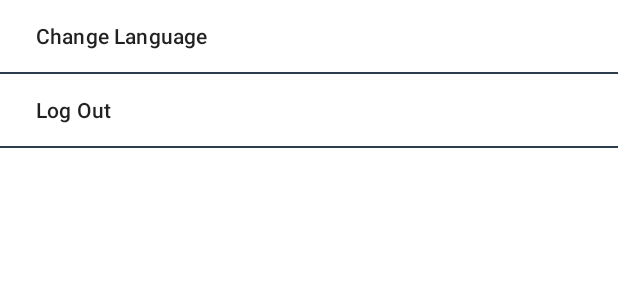
After one commit to wiryadev/SnapCoding, an Android app: the layout fragment_settings.xml on its own in the app's theme, with its tools: preview values and no code run, on a phone screen of 412 x 824 dp. The commit adds this screen. Shown: the top 300 px of the screen. Run offline under Robolectric (Android 15) with nearby library versions, the phone set to English and light mode, and no system bars.

Commit message:
add settings screen

```diff
--- a/app/src/main/AndroidManifest.xml
+++ b/app/src/main/AndroidManifest.xml
@@ -12,7 +12,7 @@
         android:supportsRtl="true"
         android:theme="@style/Theme.SnapCoding" >
         <activity
-            android:name=".ui.main.MainActivity"
+            android:name=".ui.stories.StoryActivity"
             android:exported="false" />
         <activity
             android:name=".ui.auth.AuthActivity"
--- a/app/src/main/java/com/wiryadev/snapcoding/ui/ViewModelFactory.kt
+++ b/app/src/main/java/com/wiryadev/snapcoding/ui/ViewModelFactory.kt
@@ -4,7 +4,8 @@ import androidx.lifecycle.ViewModel
 import androidx.lifecycle.ViewModelProvider
 import com.wiryadev.snapcoding.data.preference.user.UserPreference
 import com.wiryadev.snapcoding.ui.auth.login.LoginViewModel
-import com.wiryadev.snapcoding.ui.main.home.HomeViewModel
+import com.wiryadev.snapcoding.ui.settings.SettingsViewModel
+import com.wiryadev.snapcoding.ui.stories.home.HomeViewModel
 import com.wiryadev.snapcoding.ui.splash.SplashViewModel
 
 class ViewModelFactory(private val pref: UserPreference) : ViewModelProvider.NewInstanceFactory() {
@@ -21,6 +22,9 @@ class ViewModelFactory(private val pref: UserPreference) : ViewModelProvider.New
             modelClass.isAssignableFrom(LoginViewModel::class.java) -> {
                 LoginViewModel(pref) as T
             }
+            modelClass.isAssignableFrom(SettingsViewModel::class.java) -> {
+                SettingsViewModel(pref) as T
+            }
             else -> throw IllegalArgumentException("Unknown ViewModel class: " + modelClass.name)
         }
     }
--- a/app/src/main/java/com/wiryadev/snapcoding/ui/auth/login/LoginFragment.kt
+++ b/app/src/main/java/com/wiryadev/snapcoding/ui/auth/login/LoginFragment.kt
@@ -13,7 +13,7 @@ import com.wiryadev.snapcoding.data.preference.user.UserSessionModel
 import com.wiryadev.snapcoding.data.preference.user.dataStore
 import com.wiryadev.snapcoding.databinding.FragmentLoginBinding
 import com.wiryadev.snapcoding.ui.ViewModelFactory
-import com.wiryadev.snapcoding.ui.main.MainActivity
+import com.wiryadev.snapcoding.ui.stories.StoryActivity
 import com.wiryadev.snapcoding.utils.DEFAULT_START_DELAY_DURATION
 import com.wiryadev.snapcoding.utils.animateAlphaToVisible
 import com.wiryadev.snapcoding.utils.animateBannerTranslationX
@@ -64,7 +64,7 @@ class LoginFragment : Fragment() {
                             isLoggedIn = true,
                         )
                     )
-                    val intent = Intent(activity, MainActivity::class.java)
+                    val intent = Intent(activity, StoryActivity::class.java)
                     startActivity(intent)
                 }
             }
@@ -79,6 +79,7 @@ class LoginFragment : Fragment() {
     private fun setupView() {
         binding?.run {
             btnLogin.alpha = 0f
+            btnRegister.alpha = 0f
             tvTitle.alpha = 0f
             tvSubtitle.alpha = 0f
             tvEmail.alpha = 0f
@@ -101,6 +102,7 @@ class LoginFragment : Fragment() {
                     tvPassword.animateAlphaToVisible(),
                     tilPassword.animateAlphaToVisible(),
                     btnLogin.animateAlphaToVisible(),
+                    btnRegister.animateAlphaToVisible(),
                 )
                 startDelay = DEFAULT_START_DELAY_DURATION
             }.start()
--- a/app/src/main/java/com/wiryadev/snapcoding/ui/splash/SplashActivity.kt
+++ b/app/src/main/java/com/wiryadev/snapcoding/ui/splash/SplashActivity.kt
@@ -9,7 +9,7 @@ import com.wiryadev.snapcoding.data.preference.user.UserPreference
 import com.wiryadev.snapcoding.data.preference.user.dataStore
 import com.wiryadev.snapcoding.ui.ViewModelFactory
 import com.wiryadev.snapcoding.ui.auth.AuthActivity
-import com.wiryadev.snapcoding.ui.main.MainActivity
+import com.wiryadev.snapcoding.ui.stories.StoryActivity
 
 class SplashActivity : AppCompatActivity() {
 
@@ -25,7 +25,7 @@ class SplashActivity : AppCompatActivity() {
                 Intent(
                     this,
                     if (user.isLoggedIn) {
-                        MainActivity::class.java
+                        StoryActivity::class.java
                     } else {
                         AuthActivity::class.java
                     }
--- a/app/src/main/res/layout/activity_main.xml
+++ b/app/src/main/res/layout/activity_main.xml
@@ -4,7 +4,7 @@
     xmlns:tools="http://schemas.android.com/tools"
     android:layout_width="match_parent"
     android:layout_height="match_parent"
-    tools:context=".ui.main.MainActivity">
+    tools:context=".ui.stories.StoryActivity">
 
     <androidx.fragment.app.FragmentContainerView
         android:id="@+id/fragmentContainerView"
--- a/app/src/main/res/layout/fragment_detail.xml
+++ b/app/src/main/res/layout/fragment_detail.xml
@@ -4,7 +4,7 @@
     xmlns:tools="http://schemas.android.com/tools"
     android:layout_width="match_parent"
     android:layout_height="match_parent"
-    tools:context=".ui.main.detail.DetailFragment">
+    tools:context=".ui.stories.detail.DetailFragment">
 
     <ImageView
         android:id="@+id/iv_story"
--- /dev/null
+++ b/app/src/main/res/layout/fragment_settings.xml
@@ -0,0 +1,37 @@
+<?xml version="1.0" encoding="utf-8"?>
+<LinearLayout xmlns:android="http://schemas.android.com/apk/res/android"
+    xmlns:tools="http://schemas.android.com/tools"
+    android:layout_width="match_parent"
+    android:layout_height="match_parent"
+    android:orientation="vertical"
+    tools:context=".ui.settings.SettingsFragment">
+
+    <TextView
+        android:id="@+id/tv_change_language"
+        android:layout_width="match_parent"
+        android:layout_height="48dp"
+        android:gravity="center_vertical"
+        android:paddingHorizontal="24dp"
+        android:text="@string/change_language"
+        android:textAppearance="@style/TextAppearance.MaterialComponents.Subtitle2" />
+
+    <View
+        android:layout_width="match_parent"
+        android:layout_height="1dp"
+        android:background="@color/navy_dicoding" />
+
+    <TextView
+        android:id="@+id/tv_logout"
+        android:layout_width="match_parent"
+        android:layout_height="48dp"
+        android:gravity="center_vertical"
+        android:paddingHorizontal="24dp"
+        android:text="@string/logout"
+        android:textAppearance="@style/TextAppearance.MaterialComponents.Subtitle2" />
+
+    <View
+        android:layout_width="match_parent"
+        android:layout_height="1dp"
+        android:background="@color/navy_dicoding" />
+
+</LinearLayout>
--- a/app/src/main/res/values/strings.xml
+++ b/app/src/main/res/values/strings.xml
@@ -17,4 +17,9 @@
 
     <string name="transition_photo" translatable="false">transition_photo</string>
     <string name="transition_name" translatable="false">transition_name</string>
+    <string name="go_to_settings">Go To Settings</string>
+<!-- TODO: Remove or change this placeholder text -->
+    <string name="hello_blank_fragment">Hello blank fragment</string>
+    <string name="change_language">Change Language</string>
+    <string name="logout">Log Out</string>
 </resources>
```
Also changed, not shown: app/src/main/java/com/wiryadev/snapcoding/ui/settings/SettingsFragment.kt (added, +60 -0 lines), app/src/main/java/com/wiryadev/snapcoding/ui/settings/SettingsViewModel.kt (added, +23 -0 lines), app/src/main/java/com/wiryadev/snapcoding/ui/stories/StoryActivity.kt (renamed from app/src/main/java/com/wiryadev/snapcoding/ui/main/MainActivity.kt, +2 -2 lines), app/src/main/java/com/wiryadev/snapcoding/ui/stories/detail/DetailFragment.kt (renamed from app/src/main/java/com/wiryadev/snapcoding/ui/main/detail/DetailFragment.kt, +1 -1 lines), app/src/main/java/com/wiryadev/snapcoding/ui/stories/home/HomeFragment.kt (renamed from app/src/main/java/com/wiryadev/snapcoding/ui/main/home/HomeFragment.kt, +7 -1 lines), app/src/main/java/com/wiryadev/snapcoding/ui/stories/home/HomeViewModel.kt (renamed from app/src/main/java/com/wiryadev/snapcoding/ui/main/home/HomeViewModel.kt, +1 -1 lines), app/src/main/java/com/wiryadev/snapcoding/ui/stories/home/StoryAdapter.kt (renamed from app/src/main/java/com/wiryadev/snapcoding/ui/main/home/StoryAdapter.kt, +1 -1 lines), app/src/main/java/com/wiryadev/snapcoding/ui/stories/home/StoryDiffCallback.kt (renamed from app/src/main/java/com/wiryadev/snapcoding/ui/main/home/StoryDiffCallback.kt, +1 -1 lines), app/src/main/res/drawable/ic_setting.xml (added, +9 -0 lines), app/src/main/res/layout/fragment_home.xml (+15 -1 lines), app/src/main/res/navigation/main_navigation.xml (+10 -2 lines).
